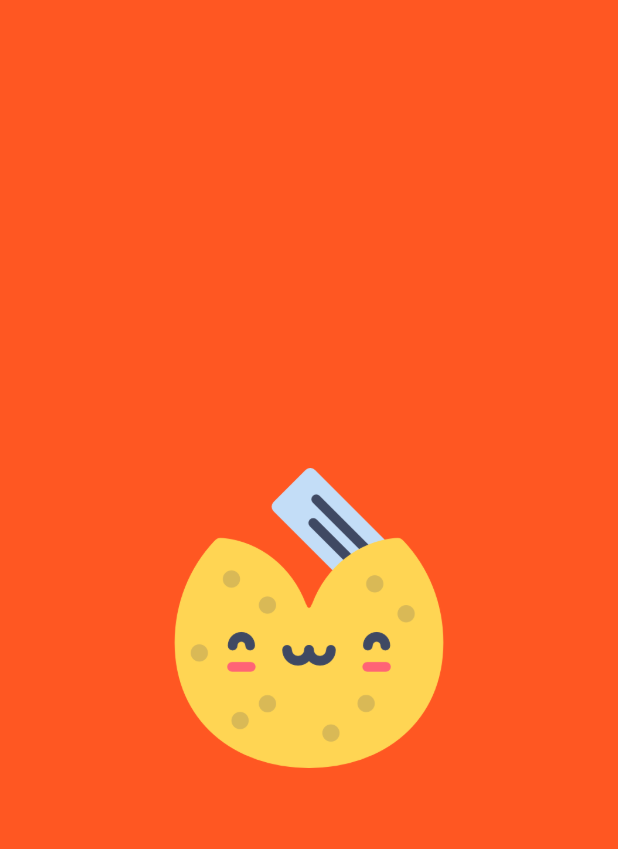
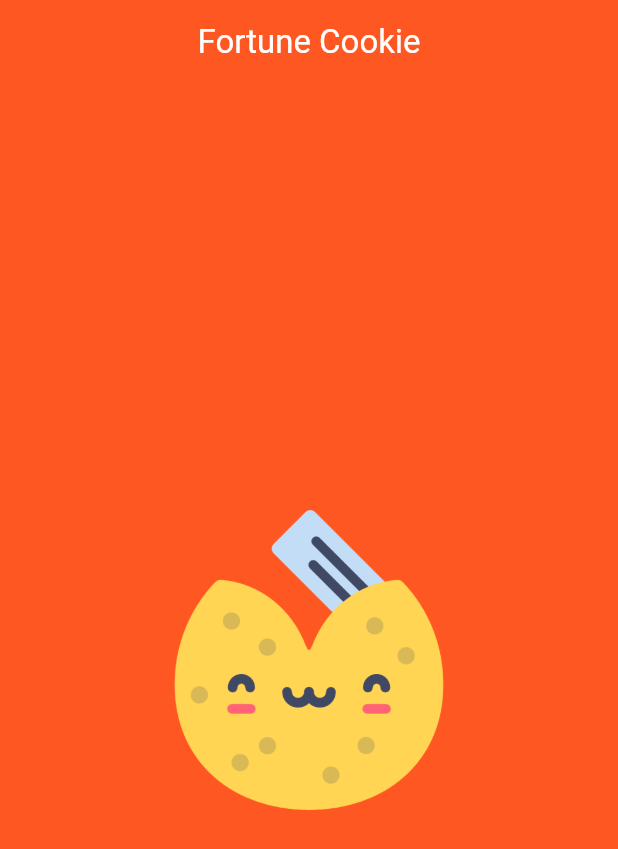
Before and after one commit to careercourse/fortune_cookie_app, a Flutter app: the screen it shows after launch, on a phone screen of 412 x 824 dp. Shown: the top 849 px of the screen. Run offline on Flutter 3.47's test engine with Material 3 defaults, Android fonts, the phone set to English and light mode, and no system bars.

Commit message:
Added AppBar

```diff
--- a/lib/screens/fortune_cookie_screen.dart
+++ b/lib/screens/fortune_cookie_screen.dart
@@ -11,6 +11,12 @@ class _FortuneCookieScreenState extends State<FortuneCookieScreen> {
   @override
   Widget build(BuildContext context) {
     return Scaffold(
+      appBar: AppBar(
+        backgroundColor: Colors.deepOrange,
+        foregroundColor: Colors.white,
+        centerTitle: true,
+        title: const Text('Fortune Cookie'),
+      ),
       body: Container(
         color: Colors.deepOrange,
         width: double.infinity,
```
